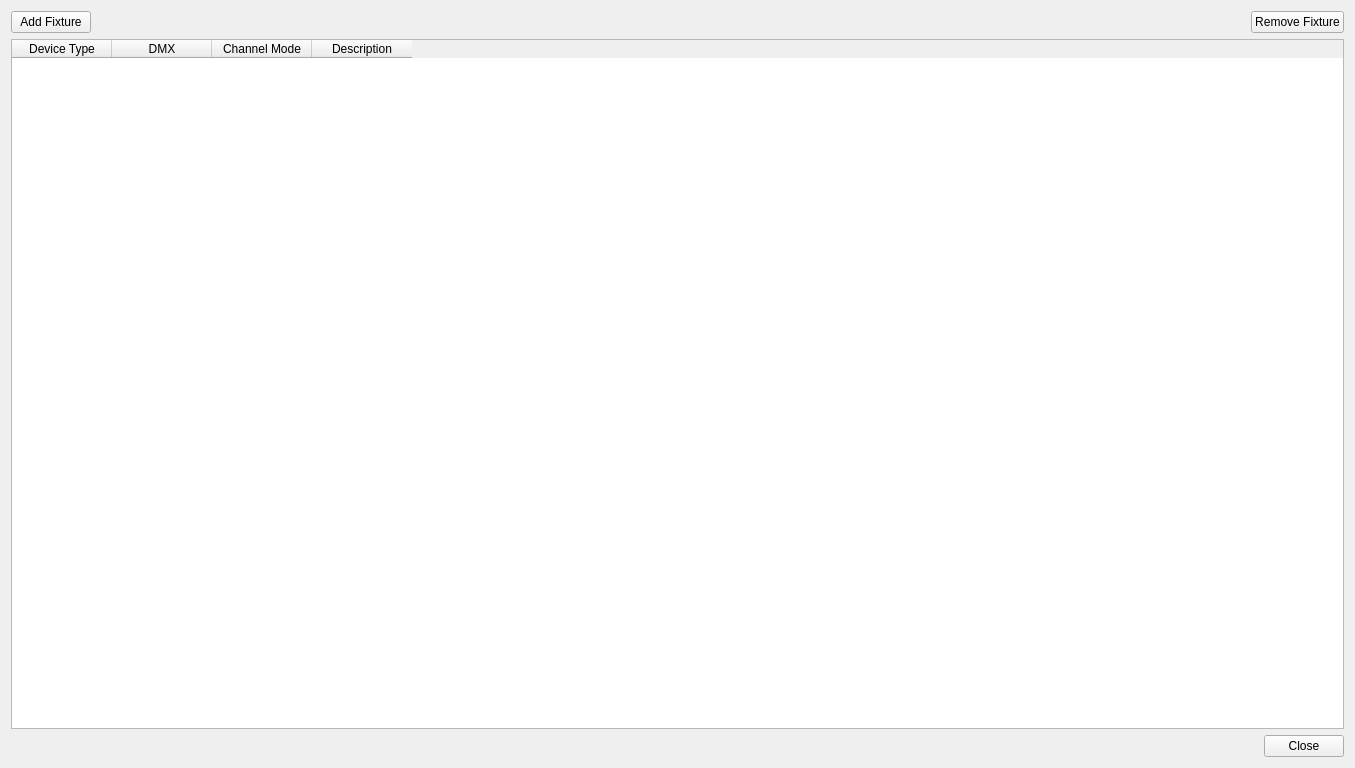
Qt form StageRunner/gui/universeeditorwidget.ui (Pit1966/StageRunner) before a commit.
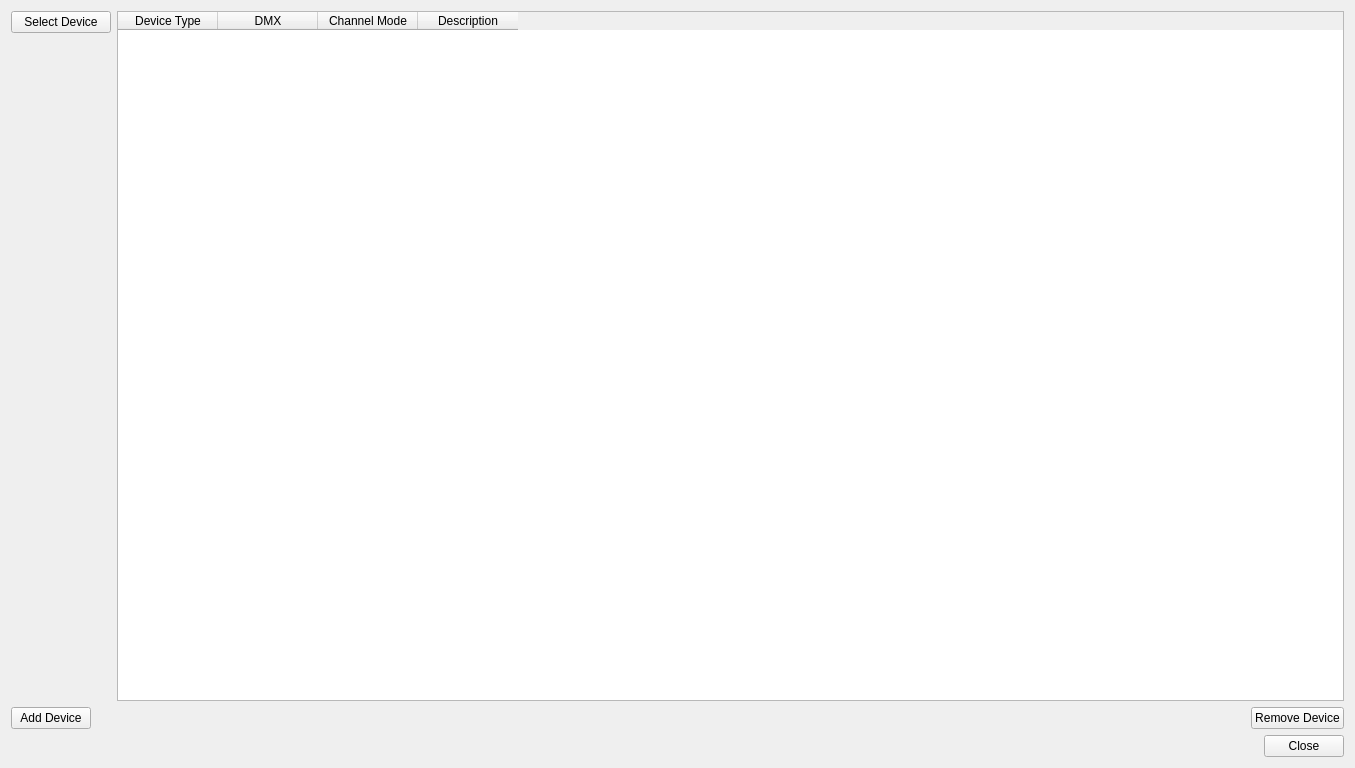
The same form after that commit. Custom widgets are drawn as their Qt base class.

The edit to the form file:
```diff
--- a/StageRunner/gui/universeeditorwidget.ui
+++ b/StageRunner/gui/universeeditorwidget.ui
@@ -15,31 +15,33 @@
   </property>
   <layout class="QVBoxLayout" name="verticalLayout">
    <item>
-    <layout class="QHBoxLayout" name="horizontalLayout">
+    <layout class="QHBoxLayout" name="middleLayout">
+     <property name="topMargin">
+      <number>0</number>
+     </property>
      <item>
-      <widget class="QPushButton" name="pushButton_addFixture">
+      <layout class="QVBoxLayout" name="middleLeftLayout">
+       <property name="rightMargin">
+        <number>0</number>
+       </property>
+       <item>
+        <layout class="QHBoxLayout" name="chooseFixtureLayout">
+         <item>
+          <widget class="QPushButton" name="selectDeviceButton">
        <property name="text">
-        <string>Add Fixture</string>
+            <string>Select Device</string>
        </property>
       </widget>
      </item>
+        </layout>
+       </item>
      <item>
-      <spacer name="horizontalSpacer">
-       <property name="orientation">
-        <enum>Qt::Horizontal</enum>
-       </property>
-       <property name="sizeHint" stdset="0">
+        <widget class="DeviceInfoWidget" name="deviceInfoWidget" native="true">
+         <property name="minimumSize">
         <size>
-         <width>40</width>
-         <height>20</height>
-        </size>
-       </property>
-      </spacer>
-     </item>
-     <item>
-      <widget class="QPushButton" name="pushButton_removeFixture">
-       <property name="text">
-        <string>Remove Fixture</string>
+           <width>100</width>
+           <height>0</height>
+          </size>
        </property>
       </widget>
      </item>
@@ -75,6 +77,39 @@
      </column>
     </widget>
    </item>
+    </layout>
+   </item>
+   <item>
+    <layout class="QHBoxLayout" name="horizontalLayout">
+     <item>
+      <widget class="QPushButton" name="addDeviceButton">
+       <property name="text">
+        <string>Add Device</string>
+       </property>
+      </widget>
+     </item>
+     <item>
+      <spacer name="horizontalSpacer">
+       <property name="orientation">
+        <enum>Qt::Horizontal</enum>
+       </property>
+       <property name="sizeHint" stdset="0">
+        <size>
+         <width>40</width>
+         <height>20</height>
+        </size>
+       </property>
+      </spacer>
+     </item>
+     <item>
+      <widget class="QPushButton" name="removeDeviceButton">
+       <property name="text">
+        <string>Remove Device</string>
+       </property>
+      </widget>
+     </item>
+    </layout>
+   </item>
    <item>
     <layout class="QHBoxLayout" name="horizontalLayout_2">
      <item>
@@ -101,6 +136,14 @@
    </item>
   </layout>
  </widget>
+ <customwidgets>
+  <customwidget>
+   <class>DeviceInfoWidget</class>
+   <extends>QWidget</extends>
+   <header>gui/deviceinfowidget.h</header>
+   <container>1</container>
+  </customwidget>
+ </customwidgets>
  <resources/>
  <connections/>
 </ui>
```
Lines whose indentation alone changed are shown as unchanged.
